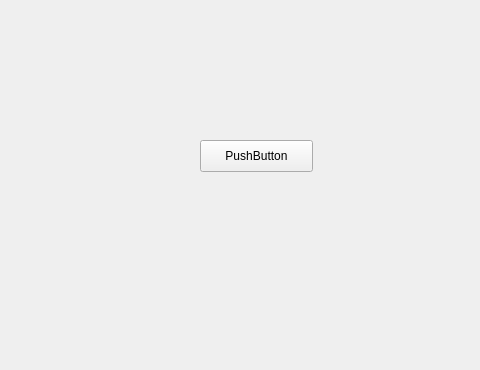
First picture: the form in ui_main.ui, repository cloudrsoft/Kory, before the edit; both pictures show x 0 to 480 and y 0 to 370 of the 800 by 480 pixel window.
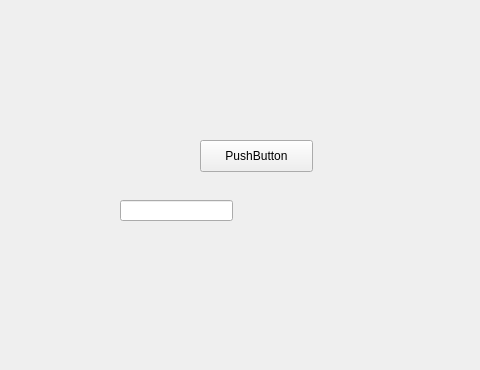
Second picture: the form after the edit.

The edit to the form file:
```diff
--- a/ui_main.ui
+++ b/ui_main.ui
@@ -27,6 +27,16 @@
      <string>PushButton</string>
     </property>
    </widget>
+   <widget class="QLineEdit" name="lineEdit">
+    <property name="geometry">
+     <rect>
+      <x>120</x>
+      <y>200</y>
+      <width>113</width>
+      <height>21</height>
+     </rect>
+    </property>
+   </widget>
   </widget>
  </widget>
  <layoutdefault spacing="6" margin="11"/>
```
